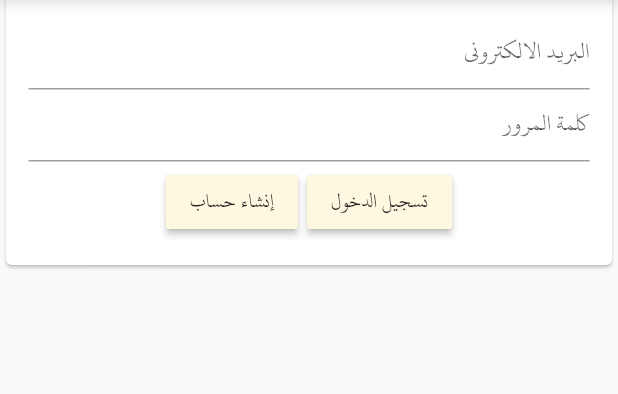
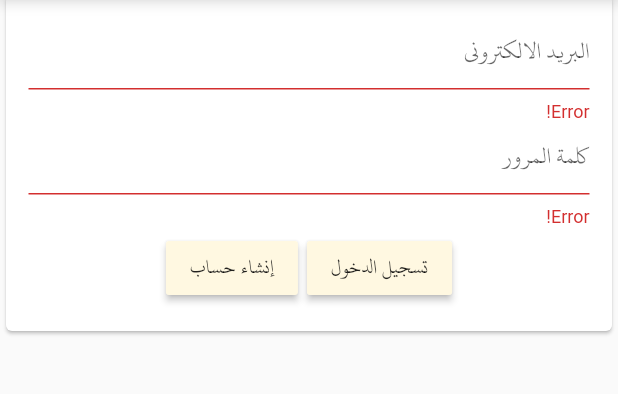
Before and after one commit to abdlrhmanshehatamoussaali/yatadabaron, a Flutter app: the AccountPage screen opened directly, on a phone screen of 412 x 824 dp, the part 95-489 px from its top. Run offline on Flutter 3.47's test engine with Material 2 defaults, Android fonts, the phone set to English and light mode, and no system bars; our stand-ins replace charts_flutter, package_info, sqflite; missing offline and left inert: device_id, launch_review; accounts and stored records are empty.

```diff
--- a/lib/pl/AccountPage/AccountPage.dart
+++ b/lib/pl/AccountPage/AccountPage.dart
@@ -42,10 +42,6 @@ class _AccountPage extends State<AccountPage> {
   }
 
   Widget logInForm() {
-    var style = TextStyle(
-      height: 0.25,
-      color: Colors.black,
-    );
     var emailTextField = SharedWidgets.formSingleField(Utils.getText(26), (x) {
       setState(() {
         this.email = x;
--- a/lib/pl/Shared/SharedWidgets.dart
+++ b/lib/pl/Shared/SharedWidgets.dart
@@ -30,6 +30,7 @@ class SharedWidgets {
     var decoration = InputDecoration(
       labelText: name,
       isDense: true,
+      errorText: "Error!",
       hintText: name
     );
     var style = TextStyle(
```
